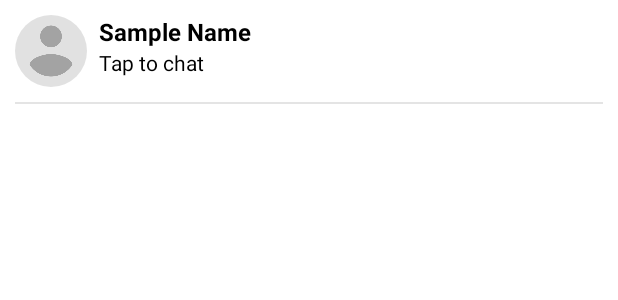
After one commit to hrithikAd/KiKhobor, an Android app: the layout message_item.xml on its own in the app's theme, with its tools: preview values and no code run, on a phone screen of 412 x 824 dp. The commit adds this screen. Shown: the top 300 px of the screen. Run offline under Robolectric (Android 15) with nearby library versions, the phone set to English and light mode, and no system bars; Roboto replaces fonts that are not available here.

Commit message:
group chat done

```diff
--- /dev/null
+++ b/app/src/main/res/layout/message_item.xml
@@ -0,0 +1,65 @@
+<?xml version="1.0" encoding="utf-8"?>
+<androidx.constraintlayout.widget.ConstraintLayout xmlns:android="http://schemas.android.com/apk/res/android"
+    xmlns:app="http://schemas.android.com/apk/res-auto"
+    xmlns:tools="http://schemas.android.com/tools"
+    android:layout_width="match_parent"
+    android:layout_height="wrap_content"
+    android:paddingTop="10dp"
+    android:paddingLeft="10dp"
+    android:paddingRight="10dp"
+    android:background="?selectableItemBackground"
+    android:id="@+id/parent_layout">
+
+    <de.hdodenhof.circleimageview.CircleImageView
+        android:id="@+id/profile"
+        android:layout_width="48dp"
+        android:layout_height="48dp"
+        android:src="@drawable/avatar"
+        app:layout_constraintStart_toStartOf="parent"
+        app:layout_constraintTop_toTopOf="parent" />
+
+    <TextView
+        android:id="@+id/username"
+        android:layout_width="wrap_content"
+        android:layout_height="wrap_content"
+        android:layout_marginStart="8dp"
+        android:text="Sample Name"
+        android:textColor="@color/black"
+        android:textSize="16sp"
+        android:textStyle="bold"
+        app:layout_constraintStart_toEndOf="@+id/profile"
+        app:layout_constraintTop_toTopOf="@+id/profile" />
+
+    <TextView
+        android:id="@+id/Msg"
+        android:layout_width="wrap_content"
+        android:layout_height="wrap_content"
+        android:text="Tap to chat"
+        android:textSize="14sp"
+        android:textColor="@color/black"
+        app:layout_constraintStart_toStartOf="@+id/username"
+        app:layout_constraintTop_toBottomOf="@+id/username" />
+
+    <TextView
+        android:id="@+id/msgTime"
+        android:layout_width="wrap_content"
+        android:layout_height="wrap_content"
+        android:layout_marginTop="8dp"
+        android:layout_marginEnd="8dp"
+        android:text=""
+        android:textColor="@color/black"
+        android:textSize="12sp"
+        app:layout_constraintEnd_toEndOf="parent"
+        app:layout_constraintTop_toTopOf="parent" />
+
+    <View
+        android:id="@+id/view4"
+        android:layout_width="0dp"
+        android:layout_height="1dp"
+        android:layout_marginTop="10dp"
+        android:background="#E4E4E4"
+        app:layout_constraintEnd_toEndOf="parent"
+        app:layout_constraintStart_toStartOf="parent"
+        app:layout_constraintTop_toBottomOf="@+id/profile" />
+
+</androidx.constraintlayout.widget.ConstraintLayout>
```
Also changed, not shown: app/src/main/java/com/hrithik/kikhobor/Activities/MainActivity.java (+162 -55 lines), app/src/main/java/com/hrithik/kikhobor/Adapters/GroupAdapter.java (added, +87 -0 lines), app/src/main/java/com/hrithik/kikhobor/Models/Message.java (+15 -0 lines), app/src/main/res/drawable/ic_chat_24.xml (added, +10 -0 lines), app/src/main/res/drawable/ic_video_call_24.xml (added, +10 -0 lines), app/src/main/res/layout/activity_chat.xml (+0 -14 lines), app/src/main/res/layout/activity_main.xml (+69 -29 lines), app/src/main/res/menu/topmenu.xml (+15 -1 lines).
